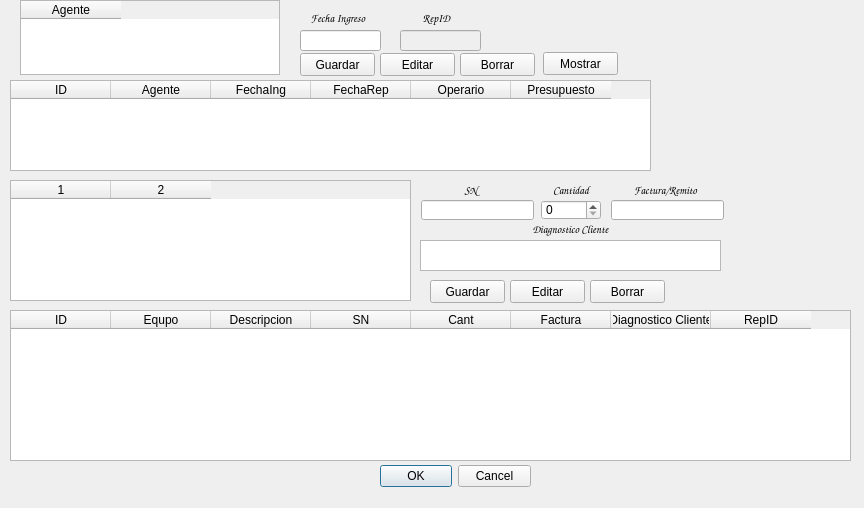
The window that ingreso.ui (Matias2178/Sistema_Postventa) describes before a commit, drawn with Qt 5.
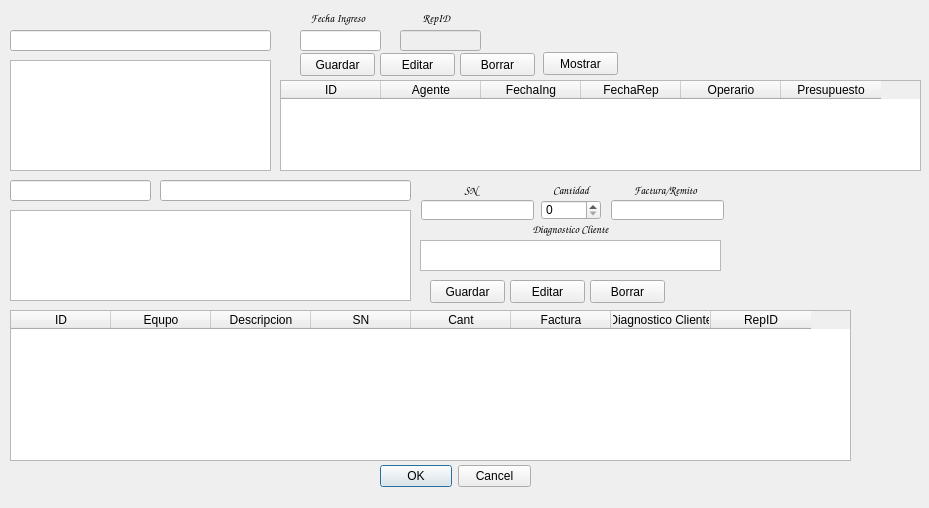
The same window after the commit.

The edit to the form file:
```diff
--- a/ingreso.ui
+++ b/ingreso.ui
@@ -6,10 +6,16 @@
    <rect>
     <x>0</x>
     <y>0</y>
-    <width>864</width>
+    <width>929</width>
     <height>508</height>
    </rect>
   </property>
+  <property name="sizePolicy">
+   <sizepolicy hsizetype="Maximum" vsizetype="Maximum">
+    <horstretch>0</horstretch>
+    <verstretch>0</verstretch>
+   </sizepolicy>
+  </property>
   <property name="windowTitle">
    <string>Ingreso</string>
   </property>
@@ -68,7 +74,7 @@
   <widget class="QTableWidget" name="RepTabla">
    <property name="geometry">
     <rect>
-     <x>10</x>
+     <x>280</x>
      <y>80</y>
      <width>641</width>
      <height>91</height>
@@ -466,60 +472,6 @@
     <set>Qt::AlignCenter</set>
    </property>
   </widget>
-  <widget class="QTableWidget" name="IngEquipoTabla">
-   <property name="geometry">
-    <rect>
-     <x>10</x>
-     <y>180</y>
-     <width>401</width>
-     <height>121</height>
-    </rect>
-   </property>
-   <property name="frameShape">
-    <enum>QFrame::StyledPanel</enum>
-   </property>
-   <property name="frameShadow">
-    <enum>QFrame::Sunken</enum>
-   </property>
-   <property name="verticalScrollBarPolicy">
-    <enum>Qt::ScrollBarAsNeeded</enum>
-   </property>
-   <property name="sizeAdjustPolicy">
-    <enum>QAbstractScrollArea::AdjustToContents</enum>
-   </property>
-   <property name="editTriggers">
-    <set>QAbstractItemView::AnyKeyPressed|QAbstractItemView::CurrentChanged|QAbstractItemView::DoubleClicked|QAbstractItemView::EditKeyPressed</set>
-   </property>
-   <property name="dragEnabled">
-    <bool>true</bool>
-   </property>
-   <property name="alternatingRowColors">
-    <bool>true</bool>
-   </property>
-   <property name="columnCount">
-    <number>2</number>
-   </property>
-   <column/>
-   <column/>
-  </widget>
-  <widget class="QTableWidget" name="AgenteTabla">
-   <property name="geometry">
-    <rect>
-     <x>20</x>
-     <y>0</y>
-     <width>260</width>
-     <height>75</height>
-    </rect>
-   </property>
-   <property name="alternatingRowColors">
-    <bool>true</bool>
-   </property>
-   <column>
-    <property name="text">
-     <string>Agente</string>
-    </property>
-   </column>
-  </widget>
   <widget class="QPushButton" name="RepMostrar">
    <property name="geometry">
     <rect>
@@ -533,6 +485,164 @@
     <string>Mostrar</string>
    </property>
   </widget>
+  <widget class="QTableView" name="AgentesTabla">
+   <property name="enabled">
+    <bool>true</bool>
+   </property>
+   <property name="geometry">
+    <rect>
+     <x>10</x>
+     <y>60</y>
+     <width>261</width>
+     <height>111</height>
+    </rect>
+   </property>
+   <property name="inputMethodHints">
+    <set>Qt::ImhHiddenText</set>
+   </property>
+   <property name="alternatingRowColors">
+    <bool>true</bool>
+   </property>
+   <attribute name="verticalHeaderVisible">
+    <bool>false</bool>
+   </attribute>
+   <attribute name="verticalHeaderDefaultSectionSize">
+    <number>20</number>
+   </attribute>
+  </widget>
+  <widget class="QLineEdit" name="AgenteBuscar">
+   <property name="geometry">
+    <rect>
+     <x>10</x>
+     <y>30</y>
+     <width>261</width>
+     <height>21</height>
+    </rect>
+   </property>
+   <property name="font">
+    <font>
+     <family>Times New Roman</family>
+     <pointsize>9</pointsize>
+     <weight>75</weight>
+     <bold>true</bold>
+    </font>
+   </property>
+   <property name="contextMenuPolicy">
+    <enum>Qt::DefaultContextMenu</enum>
+   </property>
+   <property name="layoutDirection">
+    <enum>Qt::LeftToRight</enum>
+   </property>
+   <property name="inputMethodHints">
+    <set>Qt::ImhDate|Qt::ImhSensitiveData</set>
+   </property>
+   <property name="text">
+    <string/>
+   </property>
+   <property name="maxLength">
+    <number>80</number>
+   </property>
+   <property name="alignment">
+    <set>Qt::AlignCenter</set>
+   </property>
+  </widget>
+  <widget class="QTableView" name="EquiposTablaIng">
+   <property name="enabled">
+    <bool>true</bool>
+   </property>
+   <property name="geometry">
+    <rect>
+     <x>10</x>
+     <y>210</y>
+     <width>401</width>
+     <height>91</height>
+    </rect>
+   </property>
+   <property name="inputMethodHints">
+    <set>Qt::ImhHiddenText</set>
+   </property>
+   <property name="alternatingRowColors">
+    <bool>true</bool>
+   </property>
+   <attribute name="verticalHeaderVisible">
+    <bool>false</bool>
+   </attribute>
+   <attribute name="verticalHeaderDefaultSectionSize">
+    <number>20</number>
+   </attribute>
+  </widget>
+  <widget class="QLineEdit" name="EquipoCodigoBuscar">
+   <property name="geometry">
+    <rect>
+     <x>10</x>
+     <y>180</y>
+     <width>141</width>
+     <height>21</height>
+    </rect>
+   </property>
+   <property name="font">
+    <font>
+     <family>Times New Roman</family>
+     <pointsize>9</pointsize>
+     <weight>75</weight>
+     <bold>true</bold>
+    </font>
+   </property>
+   <property name="contextMenuPolicy">
+    <enum>Qt::DefaultContextMenu</enum>
+   </property>
+   <property name="layoutDirection">
+    <enum>Qt::LeftToRight</enum>
+   </property>
+   <property name="inputMethodHints">
+    <set>Qt::ImhDate|Qt::ImhSensitiveData</set>
+   </property>
+   <property name="text">
+    <string/>
+   </property>
+   <property name="maxLength">
+    <number>80</number>
+   </property>
+   <property name="alignment">
+    <set>Qt::AlignCenter</set>
+   </property>
+  </widget>
+  <widget class="QLineEdit" name="EquipoDescBuscar">
+   <property name="geometry">
+    <rect>
+     <x>160</x>
+     <y>180</y>
+     <width>251</width>
+     <height>21</height>
+    </rect>
+   </property>
+   <property name="font">
+    <font>
+     <family>Times New Roman</family>
+     <pointsize>9</pointsize>
+     <weight>75</weight>
+     <bold>true</bold>
+    </font>
+   </property>
+   <property name="contextMenuPolicy">
+    <enum>Qt::DefaultContextMenu</enum>
+   </property>
+   <property name="layoutDirection">
+    <enum>Qt::LeftToRight</enum>
+   </property>
+   <property name="inputMethodHints">
+    <set>Qt::ImhDate|Qt::ImhSensitiveData</set>
+   </property>
+   <property name="text">
+    <string/>
+   </property>
+   <property name="maxLength">
+    <number>120</number>
+   </property>
+   <property name="alignment">
+    <set>Qt::AlignCenter</set>
+   </property>
+  </widget>
  </widget>
  <resources/>
  <connections>
```
